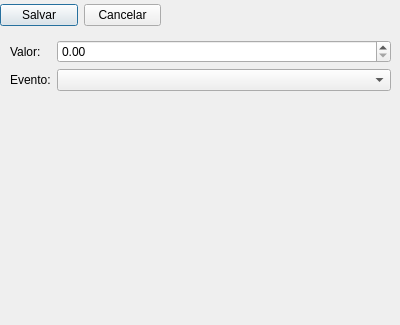
First picture: the form in UIs/Receita/CadastroReceitaDialog.ui, repository teiGustavo/eventos-pyside, before the edit.
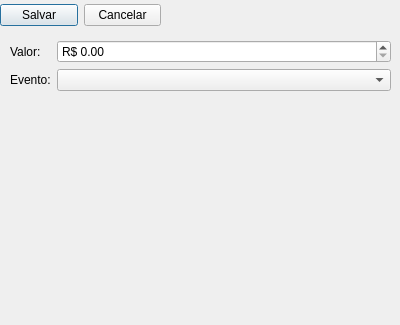
Second picture: the form after the edit.

```diff
--- a/UIs/Receita/CadastroReceitaDialog.ui
+++ b/UIs/Receita/CadastroReceitaDialog.ui
@@ -45,7 +45,7 @@
      <x>10</x>
      <y>40</y>
      <width>381</width>
-     <height>51</height>
+     <height>52</height>
     </rect>
    </property>
    <layout class="QFormLayout" name="formLayout">
@@ -57,7 +57,14 @@
      </widget>
     </item>
     <item row="0" column="1">
-     <widget class="QDoubleSpinBox" name="doubleSpinBoxValor"/>
+     <widget class="QDoubleSpinBox" name="doubleSpinBoxValor">
+      <property name="prefix">
+       <string>R$ </string>
+      </property>
+      <property name="maximum">
+       <double>10000000000.000000000000000</double>
+      </property>
+     </widget>
     </item>
     <item row="1" column="0">
      <widget class="QLabel" name="labelEvento">
```
